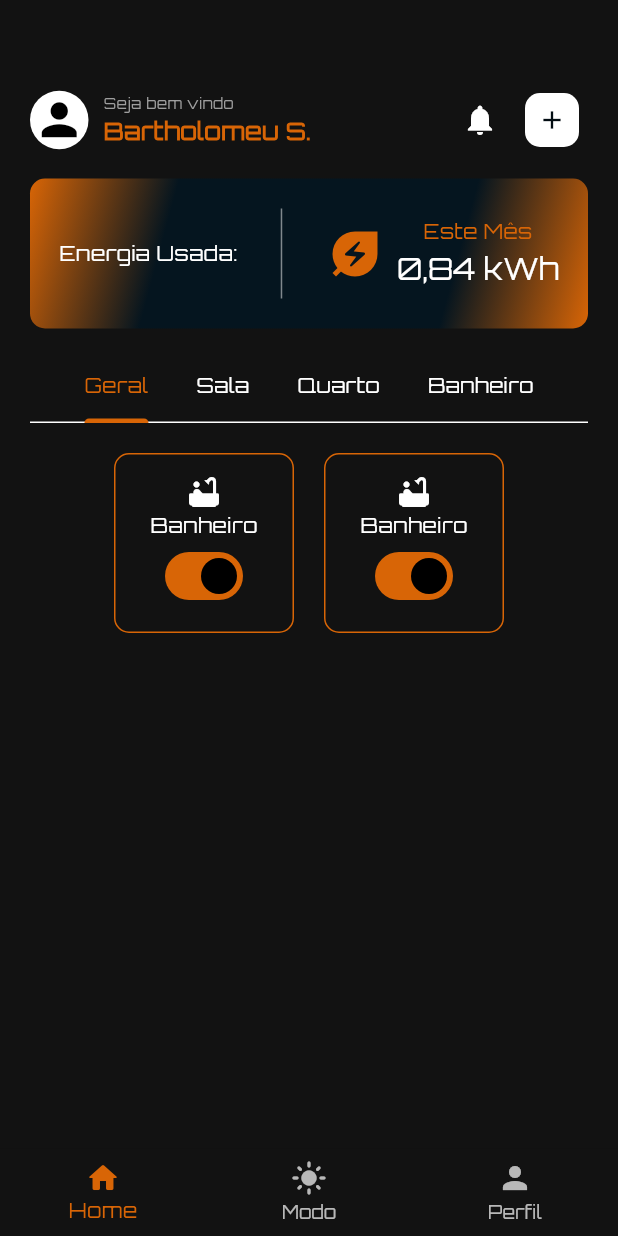
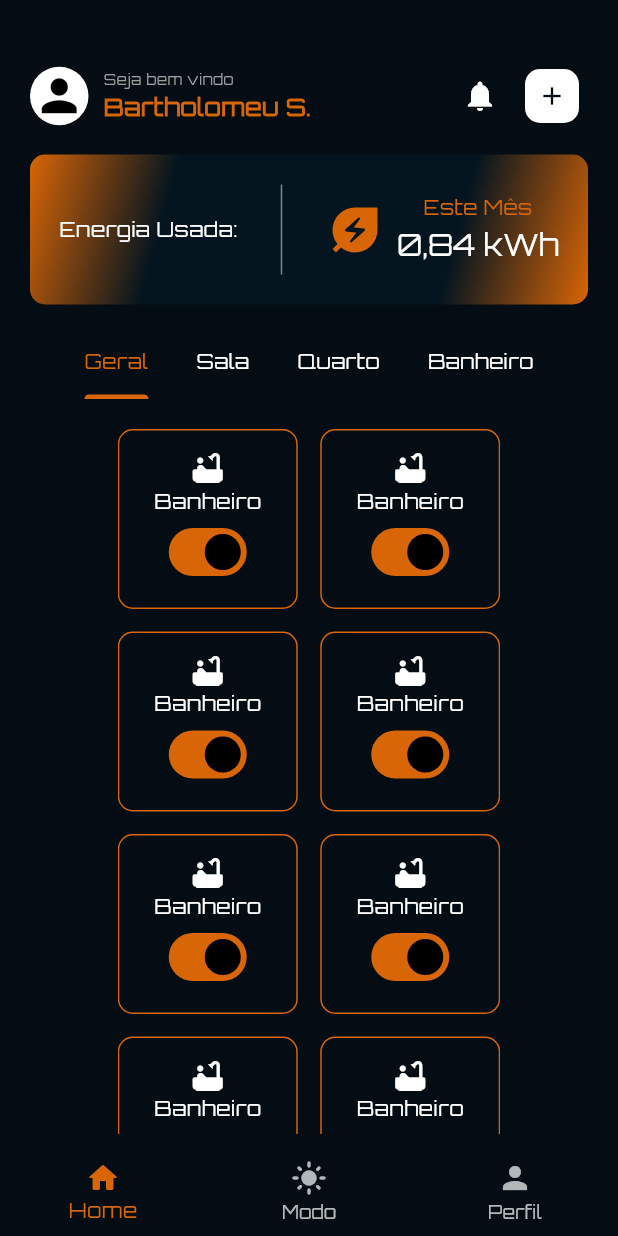
Before and after one commit to Ott-cop/elo-app, a Flutter app: the Menu screen opened by its route, on a phone screen of 412 x 824 dp. Run offline on Flutter 3.47's test engine with Material 3 defaults, Android fonts, the phone set to English and light mode, and no system bars; project files that could hold a hidden picture were left out.

```diff
--- a/lib/home/energy_used/energy_used.dart
+++ b/lib/home/energy_used/energy_used.dart
@@ -1,5 +1,7 @@
 import 'package:elo/styles/global.dart';
+import 'package:flutter/cupertino.dart';
 import 'package:flutter/material.dart';
+import 'package:flutter/widgets.dart';
 
 class EnergyUsedWidget extends StatefulWidget {
   const EnergyUsedWidget({super.key});
@@ -9,8 +11,30 @@ class EnergyUsedWidget extends StatefulWidget {
 }
 
 class _EnergyUsedWidgetState extends State<EnergyUsedWidget> {
+  double fontSize = 20;
+  double iconSize = 40;
+  bool isVisible = true;
+  MainAxisAlignment alignment = MainAxisAlignment.spaceAround;
+
   @override
   Widget build(BuildContext context) {
+    double mqw = MediaQuery.sizeOf(context).width;
+    print(mqw);
+    if (mqw > 370) {
+      alignment = MainAxisAlignment.spaceAround;
+      isVisible = true;
+      fontSize = 20;
+      iconSize = 40;
+    } else if (mqw > 320) {
+      isVisible = true;
+      fontSize = 15;
+      iconSize = 30;
+    } else if (mqw > 300) {
+      alignment = MainAxisAlignment.center;
+      isVisible = false;
+      fontSize = 25;
+      iconSize = 40;
+    }
     return Container(
       height: 100,
       padding: const EdgeInsets.symmetric(horizontal: 10),
@@ -27,28 +51,35 @@ class _EnergyUsedWidgetState extends State<EnergyUsedWidget> {
                 Global().primaryColor
               ])),
       child: Row(
-        mainAxisAlignment: MainAxisAlignment.spaceAround,
+        mainAxisAlignment: alignment,
         children: [
-          const Text('Energia Usada:'),
-          const VerticalDivider(
-            color: Color.fromARGB(125, 255, 255, 255),
-            width: 20,
-            indent: 20,
-            endIndent: 20,
+          Visibility(visible: isVisible, child: const Text('Energia Usada:')),
+          Visibility(
+            visible: isVisible,
+            child: const VerticalDivider(
+              color: Color.fromARGB(125, 255, 255, 255),
+              width: 20,
+              indent: 20,
+              endIndent: 20,
+            ),
           ),
           TextButton.icon(
               onPressed: () => {},
-              icon: const Icon(Icons.energy_savings_leaf),
+              icon: Icon(
+                Icons.energy_savings_leaf,
+                size: iconSize,
+              ),
               style: const ButtonStyle(
-                  iconSize: MaterialStatePropertyAll(40),
-                  padding: MaterialStatePropertyAll(EdgeInsets.all(0))),
-              label: const Column(
+                  iconSize: WidgetStatePropertyAll(40),
+                  padding: WidgetStatePropertyAll(EdgeInsets.all(0))),
+              label: Column(
                 mainAxisAlignment: MainAxisAlignment.center,
+                crossAxisAlignment: CrossAxisAlignment.center,
                 children: [
-                  Text('Este Mês'),
+                  const Text('Este Mês'),
                   Text(
                     '0,84 kWh',
-                    style: TextStyle(color: Colors.white, fontSize: 20),
+                    style: TextStyle(color: Colors.white, fontSize: fontSize),
                   )
                 ],
               ))
--- a/lib/home/home.dart
+++ b/lib/home/home.dart
@@ -1,9 +1,7 @@
 import 'package:elo/home/energy_used/energy_used.dart';
 import 'package:elo/home/menu_home/menu_home.dart';
 import 'package:elo/home/user/user.dart';
-import 'package:flutter/cupertino.dart';
 import 'package:flutter/material.dart';
-import 'package:flutter/widgets.dart';
 
 class HomePage extends StatefulWidget {
   const HomePage({super.key});
@@ -14,14 +12,16 @@ class HomePage extends StatefulWidget {
 
 class _HomePageState extends State<HomePage> {
   @override
+  void initState() {
+    super.initState();
+  }
+
+  @override
   Widget build(BuildContext context) {
     return const Scaffold(
-      body: Padding(
-        padding: EdgeInsets.only(
-          top: (kToolbarHeight),
-          left: 20,
-          right: 20,
-        ),
+      body: SafeArea(
+        top: true,
+        minimum: EdgeInsets.only(top: 40, left: 20, right: 20),
         child: Column(
           children: [
             UserWidget(),
@@ -32,7 +32,10 @@ class _HomePageState extends State<HomePage> {
             SizedBox(
               height: 15,
             ),
-            MenuHomeWidget()
+            Expanded(flex: 3, child: MenuHomeWidget()),
+            // SizedBox(
+            //   height: 100,
+            // )
           ],
         ),
       ),
--- a/lib/home/menu_home/item_home/item_home.dart
+++ b/lib/home/menu_home/item_home/item_home.dart
@@ -27,6 +27,9 @@ class _ItemHomeState extends State<ItemHome> {
           device.icon,
           Text('${device.name}'),
           Switch(
+              // inactiveThumbColor: Global().primaryColor,
+              splashRadius: 0,
+              // thumbColor: MaterialStatePropertyAll(Global().backgroundColor),
               value: device.state,
               onChanged: (_) {
                 setState(() {
--- a/lib/home/menu_home/menu_home.dart
+++ b/lib/home/menu_home/menu_home.dart
@@ -1,7 +1,5 @@
 import 'package:elo/home/menu_home/item_home/item_home.dart';
-import 'package:flutter/cupertino.dart';
 import 'package:flutter/material.dart';
-import 'package:flutter/widgets.dart';
 
 class MenuHomeWidget extends StatefulWidget {
   const MenuHomeWidget({super.key});
@@ -19,6 +17,18 @@ class _MenuHomeWidgetState extends State<MenuHomeWidget>
     Tab(text: 'Banheiro')
   ];
   late TabController tabController;
+  List<ItemHome> lista = const [
+    ItemHome(),
+    ItemHome(),
+    ItemHome(),
+    ItemHome(),
+    ItemHome(),
+    ItemHome(),
+    ItemHome(),
+    ItemHome(),
+    ItemHome(),
+    ItemHome()
+  ];
 
   @override
   void initState() {
@@ -31,39 +41,45 @@ class _MenuHomeWidgetState extends State<MenuHomeWidget>
     return Column(
       children: [
         TabBar(
+          dividerColor: Colors.transparent,
           controller: tabController,
           tabs: rooms,
           isScrollable: true,
           tabAlignment: TabAlignment.center,
+          onTap: (value) {
+            setState(() {});
+          },
         ),
         const SizedBox(
           height: 20,
         ),
-        Container(
-          height: MediaQuery.of(context).size.height / 2,
-          child: TabBarView(
-            controller: tabController,
-            children: const [
-              Column(
-                mainAxisSize: MainAxisSize.max,
-                children: [
-                  Row(
-                    mainAxisAlignment: MainAxisAlignment.center,
-                    children: [
-                      ItemHome(),
-                      SizedBox(
-                        width: 20,
-                      ),
-                      ItemHome(),
-                    ],
-                  ),
-                ],
-              ),
-              Text('HELLO2'),
-              Text('HELLO3'),
-              Text('HELLO4'),
-            ],
-          ),
+        Expanded(
+          flex: 10,
+          child: Builder(builder: (_) {
+            if (tabController.index == 0) {
+              return SingleChildScrollView(
+                scrollDirection: Axis.vertical,
+                child: Wrap(
+                    direction: Axis.horizontal,
+                    spacing: 15,
+                    runSpacing: 15,
+                    children: List.generate(lista.length, (index) {
+                      return lista[index];
+                    })),
+              );
+            } else if (tabController.index == 1) {
+              return const Text('2');
+            } else if (tabController.index == 2) {
+              return const Text('3');
+            } else if (tabController.index == 3) {
+              return const Text('4');
+            } else {
+              return Container();
+            }
+          }),
+        ),
+        const SizedBox(
+          height: 10,
         )
       ],
     );
--- a/lib/home/user/user.dart
+++ b/lib/home/user/user.dart
@@ -1,9 +1,7 @@
 import 'package:elo/home/user/more_device/more_device.dart';
 import 'package:elo/home/user/notifications/notifications.dart';
 import 'package:elo/styles/global.dart';
-import 'package:flutter/cupertino.dart';
 import 'package:flutter/material.dart';
-import 'package:flutter/widgets.dart';
 
 class UserWidget extends StatelessWidget {
   const UserWidget({super.key});
--- a/lib/login/style/style.dart
+++ b/lib/login/style/style.dart
@@ -53,9 +53,9 @@ InputDecoration inputDecorationStyle(String label, Color color, IconData icon) {
 
 ButtonStyle buttonStyle() {
   return ButtonStyle(
-      elevation: const MaterialStatePropertyAll(0),
-      backgroundColor: const MaterialStatePropertyAll(Colors.transparent),
-      shape: MaterialStatePropertyAll<RoundedRectangleBorder>(
+      elevation: const WidgetStatePropertyAll(0),
+      backgroundColor: const WidgetStatePropertyAll(Colors.transparent),
+      shape: WidgetStatePropertyAll<RoundedRectangleBorder>(
           RoundedRectangleBorder(
               borderRadius: BorderRadius.circular(10),
               side: BorderSide(color: Global().primaryColor))));
--- a/lib/main.dart
+++ b/lib/main.dart
@@ -13,17 +13,17 @@ class MyApp extends StatelessWidget {
   @override
   Widget build(BuildContext context) {
     return MaterialApp(
-      title: 'Flutter Demo',
+      title: 'ELO',
       theme: ThemeData(
         splashColor: Colors.transparent,
         fontFamily: 'Orbitron',
         colorScheme: const ColorScheme.dark(
             primary: Color.fromARGB(255, 216, 101, 6),
-            background: Color(0xFF030D13),
+            surface: Color(0xFF030D13),
             error: Colors.red),
         useMaterial3: true,
       ),
-      initialRoute: "/menu",
+      initialRoute: "/login",
       routes: {
         "/menu": (_) => const Menu(),
         "/": (_) => const HomePage(),
--- a/lib/menu/menu.dart
+++ b/lib/menu/menu.dart
@@ -32,10 +32,7 @@ class _MenuState extends State<Menu> {
       body: PageView(
         onPageChanged: setCurrentPage,
         controller: pageController,
-        children: const [
-          HomePage(),
-          ThemeModePage(),
-        ],
+        children: const [HomePage(), ThemeModePage()],
       ),
       bottomNavigationBar: BottomNavigationBar(
         selectedItemColor: Global().primaryColor,
```
Also changed, not shown: pubspec.lock.
